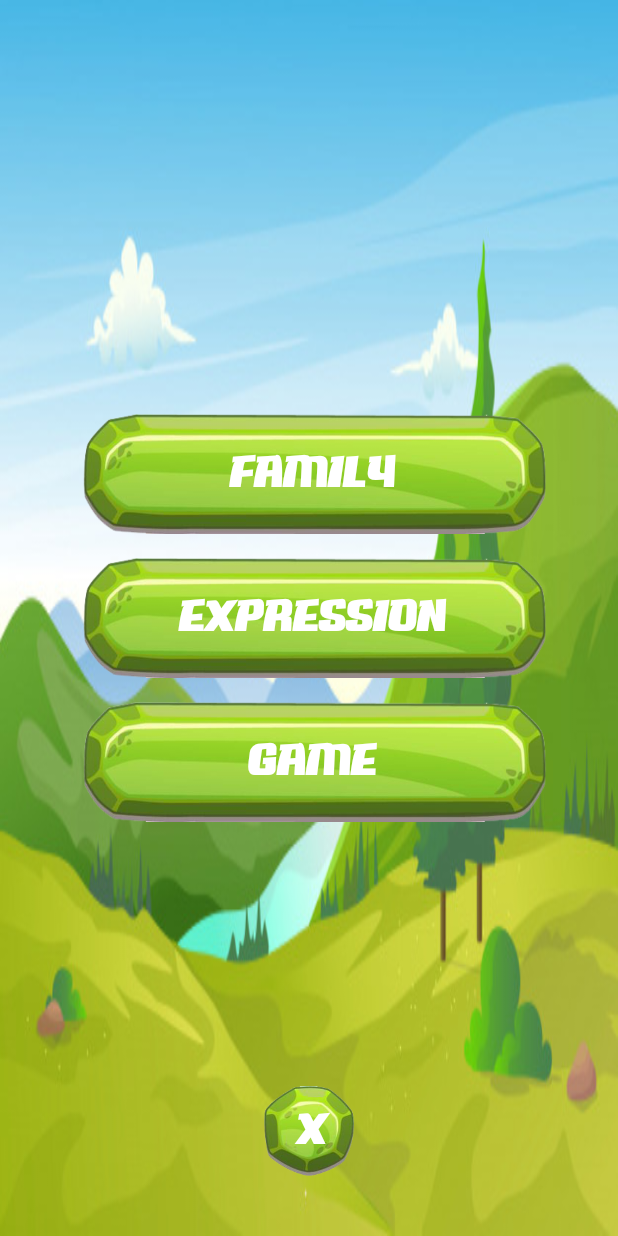
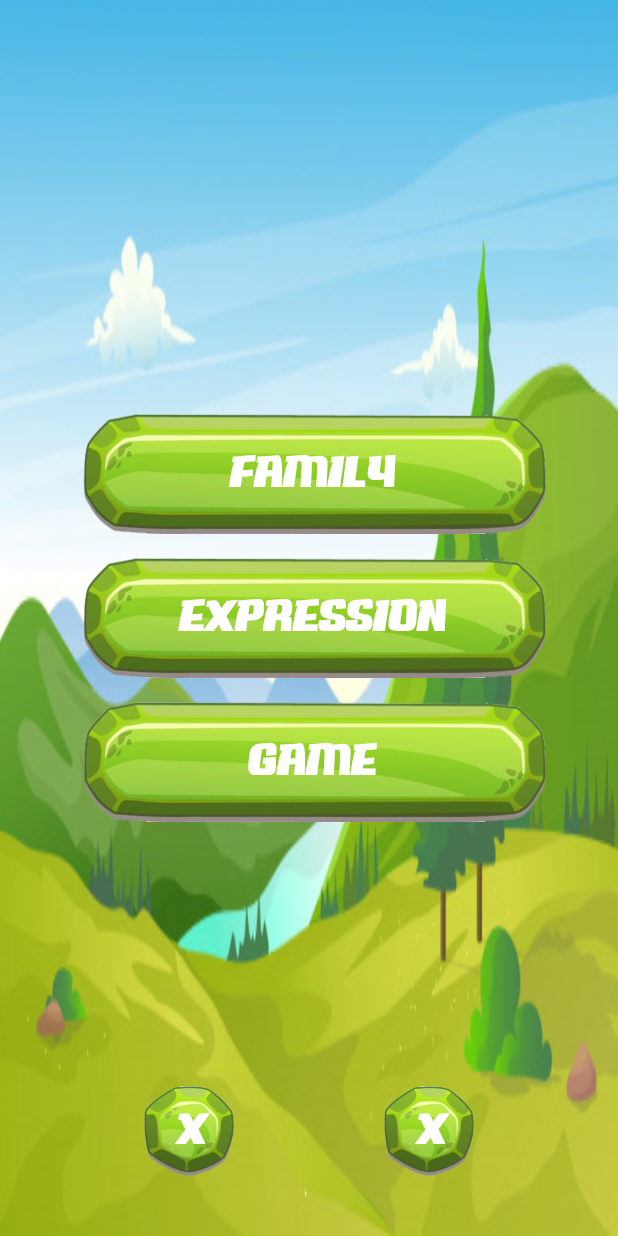
Before and after one commit to rahman9909/AutisticApp, an Android app: the screen it shows after launch (MainActivity), on a phone screen of 412 x 824 dp. Run offline under Robolectric (Android 15) with nearby library versions, the phone set to English and light mode, and no system bars.

Commit message:
2019-08-16 06:16 PM

```diff
--- a/app/build.gradle
+++ b/app/build.gradle
@@ -22,6 +22,8 @@ dependencies {
     implementation fileTree(dir: 'libs', include: ['*.jar'])
     implementation 'com.android.support:appcompat-v7:28.0.0'
     implementation 'com.android.support.constraint:constraint-layout:1.1.3'
+    implementation 'androidx.appcompat:appcompat:1.0.2'
+    implementation 'androidx.constraintlayout:constraintlayout:1.1.3'
     testImplementation 'junit:junit:4.12'
     androidTestImplementation 'com.android.support.test:runner:1.0.2'
     androidTestImplementation 'com.android.support.test.espresso:espresso-core:3.0.2'
--- a/app/src/main/AndroidManifest.xml
+++ b/app/src/main/AndroidManifest.xml
@@ -9,6 +9,8 @@
         android:roundIcon="@mipmap/ic_launcher_round"
         android:supportsRtl="true"
         android:theme="@style/AppTheme">
+        <activity android:name=".ActivityExpressionShow"></activity>
+        <activity android:name=".ActivityExpression" />
         <activity android:name=".Splash">
             <intent-filter>
                 <action android:name="android.intent.action.MAIN" />
@@ -16,7 +18,7 @@
                 <category android:name="android.intent.category.LAUNCHER" />
             </intent-filter>
         </activity>
-        <activity android:name=".MainActivity"></activity>
+        <activity android:name=".MainActivity" />
     </application>
 
 </manifest>
--- a/app/src/main/java/saim/com/autisticapp/MainActivity.java
+++ b/app/src/main/java/saim/com/autisticapp/MainActivity.java
@@ -1,15 +1,44 @@
 package saim.com.autisticapp;
+
+import android.content.Intent;
+import android.os.Bundle;
+import android.view.View;
+import android.widget.Button;
 
 import androidx.appcompat.app.AppCompatActivity;
 
-import android.os.Bundle;
+public class MainActivity extends AppCompatActivity {
 
-public class MainActivity extends AppCompatActivity {
+    Button btnFamily, btnExpression, btnGame;
 
     @Override
     protected void onCreate(Bundle savedInstanceState) {
         super.onCreate(savedInstanceState);
         setTheme(R.style.AppThemeFull);
         setContentView(R.layout.activity_main);
+
+        init();
     }
+
+    private void init() {
+        btnFamily = (Button) findViewById(R.id.btnFamily);
+        btnExpression = (Button) findViewById(R.id.btnExpression);
+        btnGame = (Button) findViewById(R.id.btnGame);
+
+
+        actionEvent();
+    }
+
+    private void actionEvent() {
+
+        btnExpression.setOnClickListener(new View.OnClickListener() {
+            @Override
+            public void onClick(View v) {
+                Intent intentExpression = new Intent(getApplicationContext(), ActivityExpression.class);
+                startActivity(intentExpression);
+            }
+        });
+    }
+
+
 }
--- a/app/src/main/res/layout/activity_main.xml
+++ b/app/src/main/res/layout/activity_main.xml
@@ -1,6 +1,5 @@
 <?xml version="1.0" encoding="utf-8"?>
 <RelativeLayout xmlns:android="http://schemas.android.com/apk/res/android"
-    xmlns:app="http://schemas.android.com/apk/res-auto"
     xmlns:tools="http://schemas.android.com/tools"
     android:layout_width="match_parent"
     android:layout_height="match_parent"
@@ -16,7 +15,7 @@
         android:paddingRight="46dp">
 
         <Button
-            android:id="@+id/button1"
+            android:id="@+id/btnFamily"
             android:layout_width="match_parent"
             android:layout_height="80dp"
             android:background="@drawable/btn_01"
@@ -27,7 +26,7 @@
             android:textStyle="bold" />
 
         <Button
-            android:id="@+id/button2"
+            android:id="@+id/btnExpression"
             android:layout_width="match_parent"
             android:layout_height="80dp"
             android:background="@drawable/btn_01"
@@ -39,7 +38,7 @@
             android:layout_marginTop="16dp"/>
 
         <Button
-            android:id="@+id/button3"
+            android:id="@+id/btnGame"
             android:layout_width="match_parent"
             android:layout_height="80dp"
             android:background="@drawable/btn_01"
@@ -57,9 +56,16 @@
         android:layout_width="match_parent"
         android:layout_height="wrap_content"
         android:orientation="horizontal"
-        android:gravity="center"
         android:layout_alignParentBottom="true"
-        android:layout_marginBottom="40dp">
+        android:layout_marginBottom="40dp"
+        android:paddingLeft="46dp"
+        android:paddingRight="46dp">
+
+        <LinearLayout
+            android:layout_width="wrap_content"
+            android:layout_height="wrap_content"
+            android:layout_weight="1"
+            android:gravity="center">
 
             <Button
                 android:id="@+id/button4"
@@ -70,7 +76,28 @@
                 android:text="X"
                 android:textColor="?attr/colorBackgroundFloating"
                 android:textSize="26sp"
-            android:textStyle="bold"/>
+                android:textStyle="bold" />
+
+        </LinearLayout>
+
+        <LinearLayout
+            android:layout_width="wrap_content"
+            android:layout_height="wrap_content"
+            android:layout_weight="1"
+            android:gravity="center">
+
+            <Button
+                android:id="@+id/button5"
+                android:layout_width="60dp"
+                android:layout_height="60dp"
+                android:background="@drawable/btn_02"
+                android:fontFamily="@font/big_sale_01"
+                android:text="X"
+                android:textColor="?attr/colorBackgroundFloating"
+                android:textSize="26sp"
+                android:textStyle="bold" />
+
+        </LinearLayout>
 
     </LinearLayout>
 
--- a/build.gradle
+++ b/build.gradle
@@ -7,7 +7,7 @@ buildscript {
         jcenter()
     }
     dependencies {
-        classpath 'com.android.tools.build:gradle:3.2.0'
+        classpath 'com.android.tools.build:gradle:3.4.2'
 
 
         // NOTE: Do not place your application dependencies here; they belong
```
Also changed, not shown: app/src/main/java/saim/com/autisticapp/ActivityExpression.java (added, +54 -0 lines), app/src/main/java/saim/com/autisticapp/ActivityExpressionShow.java (added, +62 -0 lines), app/src/main/res/layout/activity_expression.xml (added, +172 -0 lines), app/src/main/res/layout/activity_expression_show.xml (added, +61 -0 lines), app/src/main/res/drawable/ic_angry.png (added), app/src/main/res/drawable/ic_distuested.png (added), app/src/main/res/drawable/ic_fear.png (added), app/src/main/res/drawable/ic_happy.png (added), app/src/main/res/drawable/ic_laugh.png (added), app/src/main/res/drawable/ic_nutral.png (added), app/src/main/res/drawable/ic_sad.png (added), app/src/main/res/drawable/ic_surprised.png (added), gradle/wrapper/gradle-wrapper.properties. Lines whose indentation alone changed are shown as unchanged.
